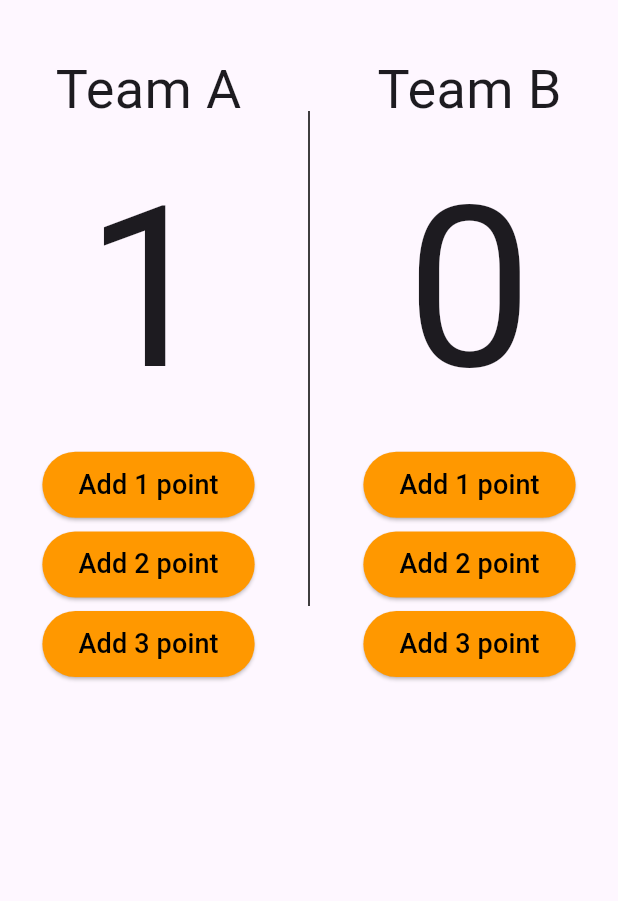
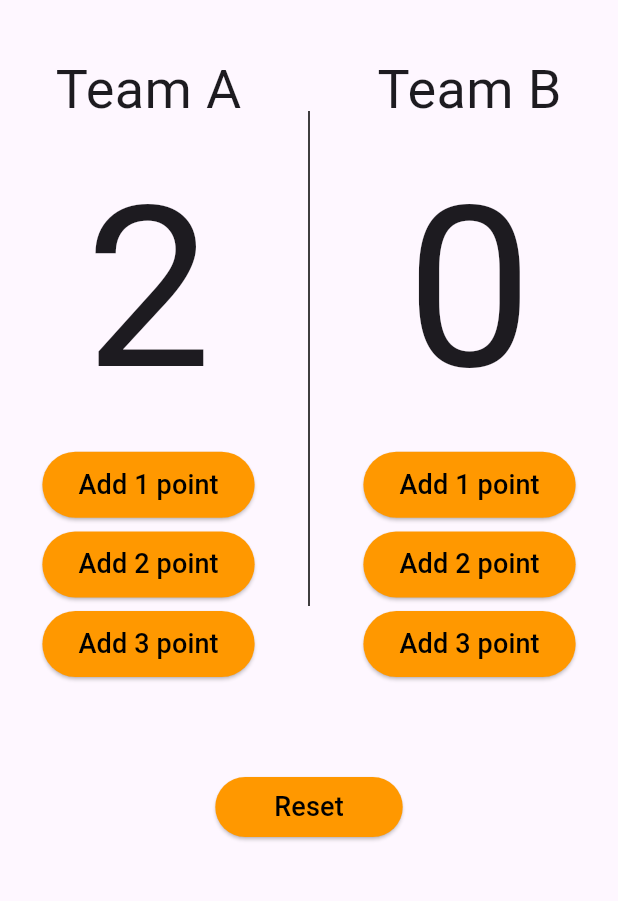
Before and after one commit to amirrrra/Counter-App, a Flutter app: the screen it shows after launch, after a tap on "Add 2 point", on a phone screen of 412 x 824 dp, the part 63-964 px from its top. Run offline on Flutter 3.47's test engine with Material 3 defaults, Android fonts, the phone set to English and light mode, and no system bars.

Commit message:
build reset button

```diff
--- a/lib/views/home_view.dart
+++ b/lib/views/home_view.dart
@@ -1,18 +1,24 @@
 import 'package:basketball_counter_app/widgets/app_bar_widget.dart';
 import 'package:basketball_counter_app/widgets/body_widget.dart';
 import 'package:basketball_counter_app/widgets/divider_widget.dart';
+import 'package:basketball_counter_app/widgets/reset_button.dart';
 import 'package:flutter/material.dart';
 
-class HomeView extends StatelessWidget {
+class HomeView extends StatefulWidget {
   const HomeView({super.key});
 
   @override
+  State<HomeView> createState() => _HomeViewState();
+}
+
+class _HomeViewState extends State<HomeView> {
+  @override
   Widget build(BuildContext context) {
-    return const Scaffold(
-      appBar: AppBarWidget(),
+    return Scaffold(
+      appBar: const AppBarWidget(),
       body: Column(
         children: [
-          Row(
+          const Row(
             mainAxisAlignment: MainAxisAlignment.spaceEvenly,
             children: [
               BodyWidget(
@@ -24,6 +30,13 @@ class HomeView extends StatelessWidget {
               ),
             ],
           ),
+          ResetButtonWidget(
+            onPressed: () {
+              setState(() {
+                BodyWidgetState.teamPoints = 0;
+              });
+            },
+          )
         ],
       ),
     );
--- a/lib/widgets/body_widget.dart
+++ b/lib/widgets/body_widget.dart
@@ -10,11 +10,11 @@ class BodyWidget extends StatefulWidget {
   });
 
   @override
-  State<BodyWidget> createState() => _BodyWidgetState();
+  State<BodyWidget> createState() => BodyWidgetState();
 }
 
-class _BodyWidgetState extends State<BodyWidget> {
-  int teamPoints = 0;
+class BodyWidgetState extends State<BodyWidget> {
+  static int teamPoints = 0;
 
   @override
   Widget build(BuildContext context) {
@@ -52,7 +52,7 @@ class _BodyWidgetState extends State<BodyWidget> {
             text: 'Add 2 point',
             onPressed: () {
               setState(
-                () => teamPoints++,
+                () => teamPoints += 2,
               );
             },
           ),
@@ -63,7 +63,7 @@ class _BodyWidgetState extends State<BodyWidget> {
             text: 'Add 3 point',
             onPressed: () {
               setState(
-                () => teamPoints+=3,
+                () => teamPoints += 3,
               );
             },
           ),
--- /dev/null
+++ b/lib/widgets/reset_button.dart
@@ -0,0 +1,28 @@
+import 'package:flutter/material.dart';
+
+class ResetButtonWidget extends StatelessWidget {
+  final void Function() onPressed;
+
+  const ResetButtonWidget({
+    super.key,
+    required this.onPressed,
+  });
+
+  @override
+  Widget build(BuildContext context) {
+    return ElevatedButton(
+      onPressed: onPressed,
+      style: ElevatedButton.styleFrom(
+        minimumSize: const Size(125, 40),
+        backgroundColor: Colors.orange,
+      ),
+      child: const Text(
+        'Reset',
+        style: TextStyle(
+          color: Colors.black,
+          fontSize: 18,
+        ),
+      ),
+    );
+  }
+}
```
